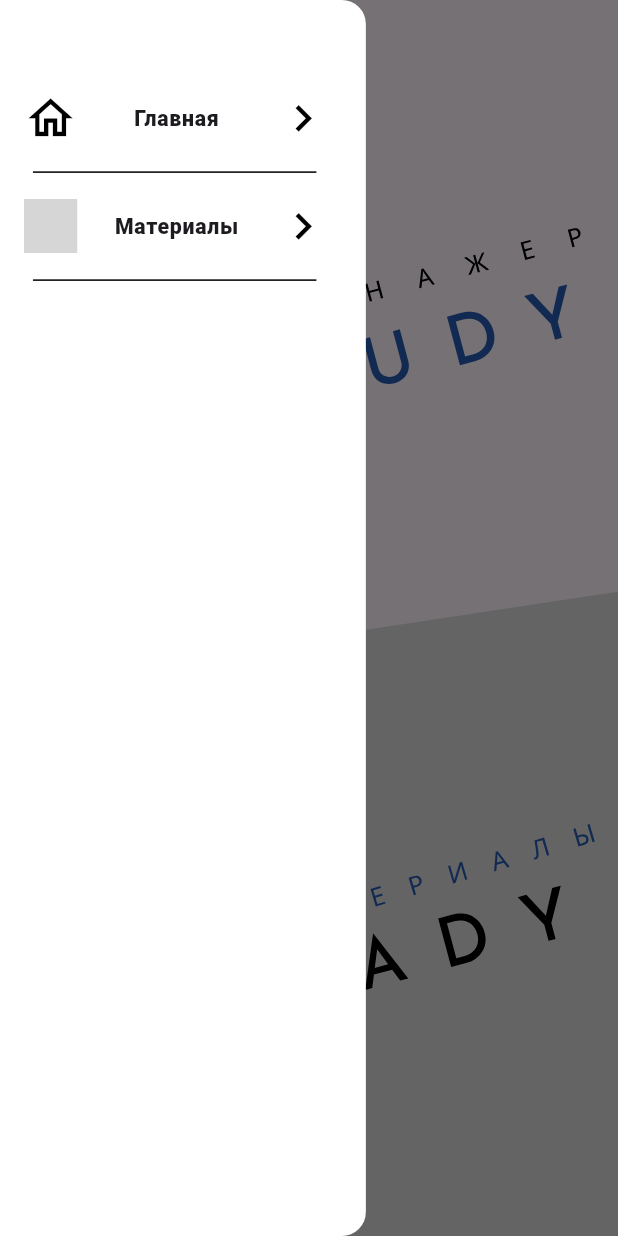
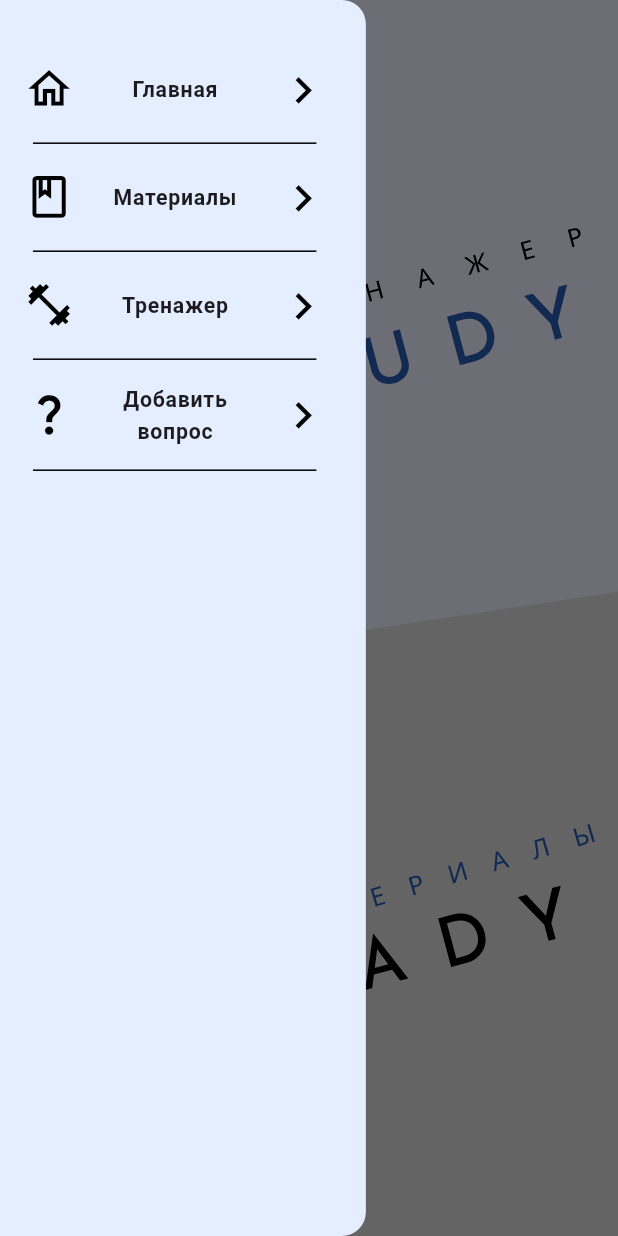
Before and after one commit to megavvve/StudyReady, a Flutter app: the screen it shows after launch, in the side drawer, after a tap on the "menu" icon, on a phone screen of 412 x 824 dp. Run offline on Flutter 3.47's test engine with Material 3 defaults, Android fonts, the phone set to English and light mode, and no system bars; our stand-ins replace bloc, cloud_firestore, drift, equatable, file_picker, firebase_auth and 7 more; missing offline and left inert: easy_autocomplete, flutter_pdfview, sqlite3; accounts and stored records are empty; generated files the repository leaves out were written again; network calls fail; statements that could not run were skipped; project files that could hold a hidden picture were left out; grey boxes are pictures that could not be loaded.

Commit message:
Change burger menu and result screen in trainer and some desing changes

```diff
--- a/lib/presentation/navigation/burger_navigation_leading.dart
+++ b/lib/presentation/navigation/burger_navigation_leading.dart
@@ -8,7 +8,7 @@ IconButton BurgerNavigationLeading(BuildContext context) {
     padding: EdgeInsets.only(left: 20.w,),
     icon: Icon(
       Icons.menu,
-      size: 40.sp,
+      size: 30.sp,
       weight: 10.w,
     ),
     onPressed: () {
--- a/lib/presentation/navigation/navigation_bar.dart
+++ b/lib/presentation/navigation/navigation_bar.dart
@@ -2,6 +2,9 @@ import 'package:flutter/material.dart';
 import 'package:flutter_screenutil/flutter_screenutil.dart';
 import 'package:study_ready/presentation/pages/home_page/home_screen.dart';
 import 'package:study_ready/presentation/pages/materials_page/materials_screen.dart';
+import 'package:study_ready/presentation/pages/trainer_page/add_question/add_question_screen/add_question_screen.dart';
+import 'package:study_ready/presentation/pages/trainer_page/trainer_screen/trainer_screen.dart';
+import 'package:study_ready/utils/app_colors.dart';
 import 'package:study_ready/utils/navigation_bar/drawer_utils.dart';
 
 class NavigatorDrawer extends StatelessWidget {
@@ -11,10 +14,10 @@ class NavigatorDrawer extends StatelessWidget {
   Widget build(BuildContext context) {
     return Drawer(
       width: 222.w,
-      backgroundColor: Colors.white,
+      backgroundColor: burgerBackground,
       child: Container(
         padding: EdgeInsets.only(
-          top: 50.sp,
+          top: 31.h,
         ),
         child: Wrap(
           children: [
@@ -62,6 +65,50 @@ class NavigatorDrawer extends StatelessWidget {
               indent: 20.w,
               endIndent: 30.w,
             ),
+            ListTile(
+              leading: trainerIcon,
+              title: trainerTitle,
+              trailing: trailingIcon,
+              onTap: () => Navigator.of(context).pushReplacement(
+                PageRouteBuilder(
+                  transitionDuration: Duration.zero,
+                  pageBuilder: (context, animation, secondaryAnimation) {
+                    return const TrainerScreen();
+                  },
+                  transitionsBuilder:
+                      (context, animation, secondaryAnimation, child) {
+                    return child;
+                  },
+                ),
+              ),
+            ),
+            Divider(
+              color: Colors.black,
+              indent: 20.w,
+              endIndent: 30.w,
+            ),
+            ListTile(
+              leading: addQuestionIcon,
+              title: addQuestionTitle,
+              trailing: trailingIcon,
+              onTap: () => Navigator.of(context).pushReplacement(
+                PageRouteBuilder(
+                  transitionDuration: Duration.zero,
+                  pageBuilder: (context, animation, secondaryAnimation) {
+                    return const AddQustionScreen();
+                  },
+                  transitionsBuilder:
+                      (context, animation, secondaryAnimation, child) {
+                    return child;
+                  },
+                ),
+              ),
+            ),
+            Divider(
+              color: Colors.black,
+              indent: 20.w,
+              endIndent: 30.w,
+            ),
           ],
         ),
       ),
--- a/lib/presentation/pages/home_page/home_screen.dart
+++ b/lib/presentation/pages/home_page/home_screen.dart
@@ -5,6 +5,7 @@ import 'package:study_ready/presentation/navigation/navigation_bar.dart';
 import 'package:study_ready/presentation/pages/home_page/widgets/materials_button.dart';
 import 'package:study_ready/presentation/pages/home_page/widgets/trainer_button.dart';
 import 'package:study_ready/presentation/navigation/burger_navigation_leading.dart';
+import 'package:study_ready/utils/app_colors.dart';
 
 class HomeScreen extends StatelessWidget {
   const HomeScreen({
@@ -14,7 +15,9 @@ class HomeScreen extends StatelessWidget {
   @override
   Widget build(BuildContext context) {
     return Scaffold(
+      backgroundColor: backgroundColor,
       appBar: AppBar(
+        backgroundColor: backgroundColor,
         leading: Builder(builder: (BuildContext context) {
           return BurgerNavigationLeading(context);
         }),
--- a/lib/presentation/pages/trainer_page/train_process_screen/train_process_screen.dart
+++ b/lib/presentation/pages/trainer_page/train_process_screen/train_process_screen.dart
@@ -22,6 +22,7 @@ class _TrainProcessScreenState extends State<TrainProcessScreen> {
   List<Widget> list = <Widget>[];
   int _selectedIndex = -1;
   int _selectedQuestion = 1;
+  int correctAnswers = 0;
 
   void _updateSelectedIndex(int index) {
     setState(() {
--- a/lib/presentation/pages/trainer_page/train_process_screen/widget/answers_and_question.dart
+++ b/lib/presentation/pages/trainer_page/train_process_screen/widget/answers_and_question.dart
@@ -65,7 +65,7 @@ class _AnswersAndQuestionState extends State<AnswersAndQuestion> {
             ),
           );
         } else {
-          return CircularProgressIndicator(); // Placeholder for loading state
+          return const CircularProgressIndicator(); // Placeholder for loading state
         }
       },
     );
--- a/lib/presentation/pages/trainer_page/train_process_screen/widget/check_button.dart
+++ b/lib/presentation/pages/trainer_page/train_process_screen/widget/check_button.dart
@@ -26,12 +26,12 @@ class CheckButton extends StatefulWidget {
 
 class CheckButtonState extends State<CheckButton> {
   bool isChecked = false;
+  int correctAnswers = 0;
   @override
   Widget build(BuildContext context) {
     int selectedQuestion = SharedState.of(context).selectedQuestion;
     int selectedIndex = SharedState.of(context).selectedIndex;
     int howmuchQuestion = SharedState.of(context).howmuchQuestion;
-
     void nextQuestionIndex() {
       setState(() {
         selectedQuestion++;
@@ -61,6 +61,7 @@ class CheckButtonState extends State<CheckButton> {
                     }
                   }
                   bool isCorrect = selectedIndex == correctAnswer;
+                  correctAnswers += isCorrect ? 1 : 0;
                   showModalBottomSheet<void>(
                     context: context,
                     builder: (BuildContext context) {
@@ -124,7 +125,7 @@ class CheckButtonState extends State<CheckButton> {
                       Navigator.of(context).pushReplacement(
                         customPageRoute(
                           TrainingResultScreen(
-                            correctAnswers: 10,
+                            correctAnswers: correctAnswers,
                             totalQuestions: howmuchQuestion,
                             randomResultingText: getRandomCongratulations(),
                           ),
--- a/lib/presentation/pages/trainer_page/train_process_screen/widget/process_widget.dart
+++ b/lib/presentation/pages/trainer_page/train_process_screen/widget/process_widget.dart
@@ -73,8 +73,6 @@ class ShowWidget extends StatelessWidget {
   Widget build(BuildContext context) {
     ProcessWidgetState data = ProcessWidget.of(context);
 
-
-
     return Padding(
       padding: EdgeInsets.all(8.0.sp),
       child: Column(
--- a/lib/presentation/pages/trainer_page/trainer_screen/widget/show_launching_trainer.dart
+++ b/lib/presentation/pages/trainer_page/trainer_screen/widget/show_launching_trainer.dart
@@ -18,7 +18,7 @@ void showLaunchingTrainer(BuildContext context, Trainer trainer) {
           color: const Color(0xFF5970CC),
         ),
         padding: EdgeInsets.symmetric(horizontal: 28.w),
-        width: 350.w,
+        width: 360.w,
         child: Column(
           mainAxisAlignment: MainAxisAlignment.start,
           crossAxisAlignment: CrossAxisAlignment.start,
@@ -50,8 +50,9 @@ void showLaunchingTrainer(BuildContext context, Trainer trainer) {
                   ),
                 ),
                 Text(
+                  maxLines: 2,
                   trainer.trainerName,
-                  textAlign: TextAlign.center,
+                  textAlign: TextAlign.start,
                   style: TextStyle(fontSize: 18.sp, color: Colors.white),
                 ),
               ],
--- a/lib/utils/app_colors.dart
+++ b/lib/utils/app_colors.dart
@@ -6,3 +6,6 @@ Color thirdColor = const Color(0xFF275CB3);
 Color splashBackGroundColor = const Color.fromRGBO(237, 240, 255, 1);
 Color backgroundColor = const Color(0xFFEDF0FF);
 Color colorForCardTrainerBlue = const Color(0xFF7C97FF);
+Color burgerBackground = const Color(0xFFE4EEFF);
+Color trainerAppBarButtonsBackground = const Color(0xFFBFD3F3);
+Color trainerBottomSheetBackground = const Color(0xFFDCE9FF);
--- a/lib/utils/navigation_bar/drawer_utils.dart
+++ b/lib/utils/navigation_bar/drawer_utils.dart
@@ -1,31 +1,58 @@
 import 'package:flutter/material.dart';
 import 'package:flutter_screenutil/flutter_screenutil.dart';
-import 'package:flutter_svg/flutter_svg.dart';
 
 //leading icons
 final mainIcon = Icon(
   Icons.home_outlined,
-  size: 35.sp,
+  size: 33.sp,
   color: Colors.black,
 );
 
 //leading icons
-final materialIcon = SvgPicture.asset(
-  "assets/icons/navigation/material_icon.svg",
-  width: 35.sp,
-  //color: Colors.black,
+final materialIcon = Icon(
+  Icons.book_outlined,
+  size: 33.sp,
+  color: Colors.black,
+);
+
+//leading icons
+final trainerIcon = Icon(
+  Icons.fitness_center_outlined,
+  size: 33.sp,
+  color: Colors.black,
+);
+
+//leading icons
+final addQuestionIcon = Icon(
+  Icons.question_mark_outlined,
+  size: 33.sp,
+  color: Colors.black,
 );
 
 //titles
 final mainTitle = Text(
   'Главная',
-  style: TextStyle(fontSize: 14.sp, fontWeight: FontWeight.w900),
+  style: TextStyle(fontSize: 14.sp, fontWeight: FontWeight.w700),
+  textAlign: TextAlign.center,
+);
+
+//titles
+final materialTitle = Text(
+  'Материалы',
+  style: TextStyle(fontSize: 14.sp, fontWeight: FontWeight.w700),
+  textAlign: TextAlign.center,
+);
+
+//titles
+final trainerTitle = Text(
+  'Тренажер',
+  style: TextStyle(fontSize: 14.sp, fontWeight: FontWeight.w700),
   textAlign: TextAlign.center,
 );
 //titles
-final materialTitle = Text(
-  'Материалы',
-  style: TextStyle(fontSize: 14.sp, fontWeight: FontWeight.w900),
+final addQuestionTitle = Text(
+  'Добавить вопрос',
+  style: TextStyle(fontSize: 14.sp, fontWeight: FontWeight.w700),
   textAlign: TextAlign.center,
 );
 
--- a/pubspec.yaml
+++ b/pubspec.yaml
@@ -13,7 +13,7 @@ dependencies:
   cupertino_icons: ^1.0.2
   firebase_auth: ^4.17.8
   cloud_firestore: ^4.15.8
-  flutter_svg: ^2.0.9
+  flutter_svg: any
   flutter_bloc: ^8.1.3
   equatable: ^2.0.5
   get_it: ^7.6.7
@@ -79,7 +79,6 @@ flutter:
     - assets/images/trainer/background_for_app_bar_trainer.svg
     - assets/jsons/trainer1.json
     - assets/jsons/trainer2.json
-
     - assets/icons/navigation/material_icon.svg
 
   # To add assets to your application, add an assets section, like this:
```
Also changed, not shown: lib/presentation/pages/trainer_page/train_process_screen/widget/train_result_screen.dart (+29 -2 lines), lib/presentation/pages/trainer_page/trainer_screen/widget/app_bar/app_bar_widget.dart (+2 -6 lines), lib/presentation/pages/trainer_page/trainer_screen/widget/app_bar/widgets/sort_button.dart (+8 -6 lines), lib/presentation/pages/trainer_page/trainer_screen/widget/app_bar/widgets/subject_selection_fab.dart (+9 -7 lines), assets/icons/navigation/material_icon.svg, pubspec.lock, 3 other files.
